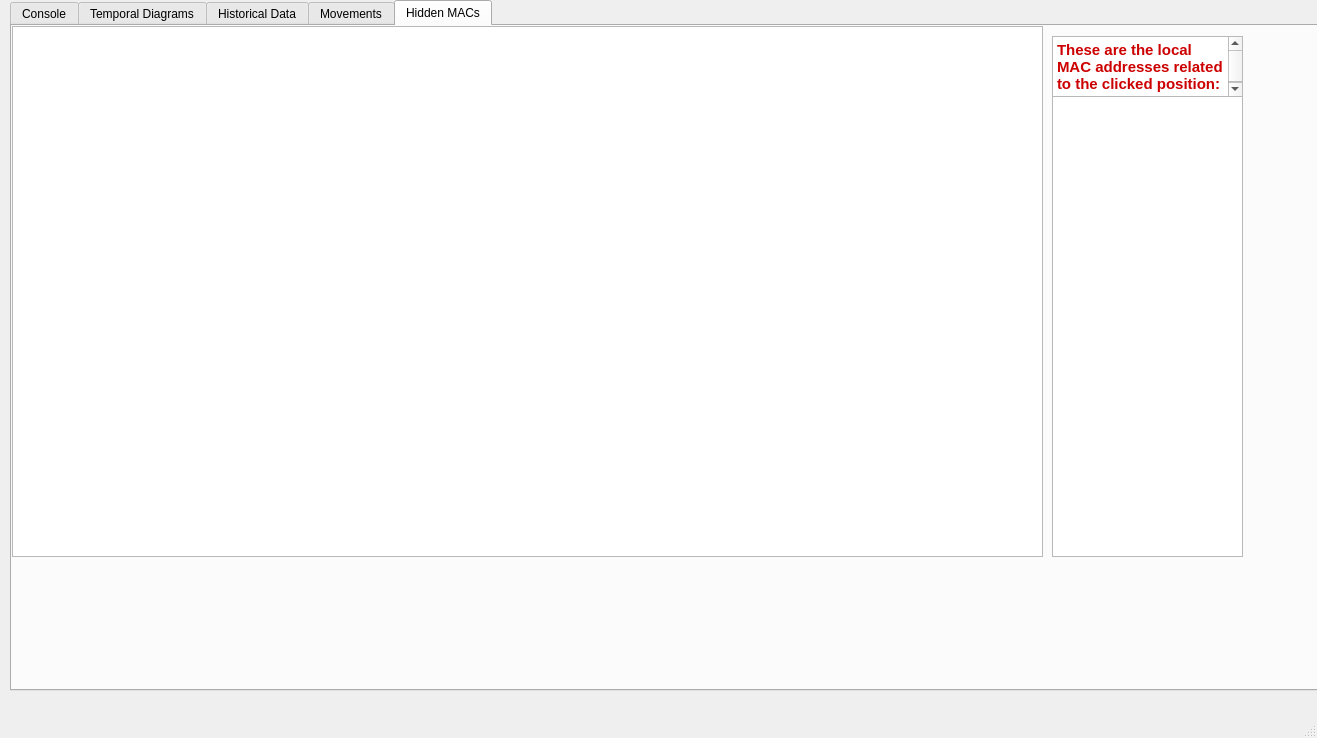
Before: the Qt Designer form mainwindow.ui in Marlowess/PRTS-ESP32-server, drawn with Qt 5.
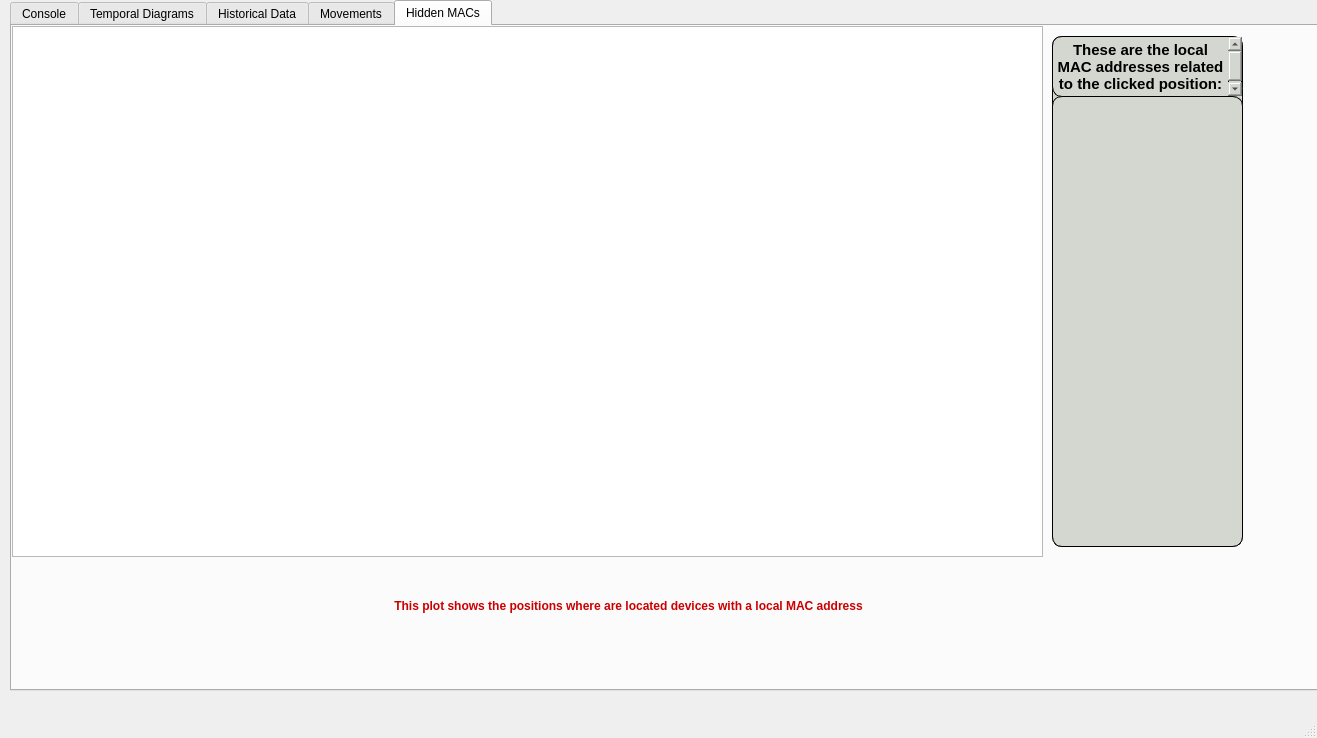
After: the same form once the commit is applied. The open tabs and pages were chosen to show the change. Icons and pictures are not drawn. Custom widgets are drawn as their Qt base class.

Diff of the .ui file:
```diff
--- a/mainwindow.ui
+++ b/mainwindow.ui
@@ -1118,30 +1118,58 @@
        </rect>
       </property>
      </widget>
-     <widget class="QTextBrowser" name="textBrowser">
+     <widget class="QLabel" name="label_25">
+      <property name="geometry">
+       <rect>
+        <x>6</x>
+        <y>570</y>
+        <width>1221</width>
+        <height>20</height>
+       </rect>
+      </property>
+      <property name="font">
+       <font>
+        <weight>75</weight>
+        <bold>true</bold>
+       </font>
+      </property>
+      <property name="styleSheet">
+       <string notr="true">color: rgb(204, 0, 0);</string>
+      </property>
+      <property name="text">
+       <string>This plot shows the positions where are located devices with a local MAC address</string>
+      </property>
+      <property name="alignment">
+       <set>Qt::AlignCenter</set>
+      </property>
+     </widget>
+     <widget class="QFrame" name="frame_2">
       <property name="geometry">
        <rect>
         <x>1040</x>
         <y>10</y>
         <width>191</width>
-        <height>61</height>
+        <height>511</height>
        </rect>
       </property>
-      <property name="html">
-       <string>&lt;!DOCTYPE HTML PUBLIC &quot;-//W3C//DTD HTML 4.0//EN&quot; &quot;http://www.w3.org/TR/REC-html40/strict.dtd&quot;&gt;
-&lt;html&gt;&lt;head&gt;&lt;meta name=&quot;qrichtext&quot; content=&quot;1&quot; /&gt;&lt;style type=&quot;text/css&quot;&gt;
-p, li { white-space: pre-wrap; }
-&lt;/style&gt;&lt;/head&gt;&lt;body style=&quot; font-family:'Ubuntu'; font-size:11pt; font-weight:400; font-style:normal;&quot;&gt;
-&lt;p style=&quot; margin-top:0px; margin-bottom:0px; margin-left:0px; margin-right:0px; -qt-block-indent:0; text-indent:0px;&quot;&gt;&lt;span style=&quot; font-weight:600; color:#cc0000;&quot;&gt;These are the local MAC addresses related to the clicked position:&lt;/span&gt;&lt;/p&gt;&lt;/body&gt;&lt;/html&gt;</string>
+      <property name="styleSheet">
+       <string notr="true">background-color: rgb(211, 215, 207);
+border: 1px solid black; 
+border-radius: 10px</string>
       </property>
-     </widget>
+      <property name="frameShape">
+       <enum>QFrame::StyledPanel</enum>
+      </property>
+      <property name="frameShadow">
+       <enum>QFrame::Raised</enum>
+      </property>
      <widget class="QTextEdit" name="textEdit">
       <property name="geometry">
        <rect>
-        <x>1040</x>
-        <y>70</y>
+         <x>0</x>
+         <y>60</y>
         <width>191</width>
-        <height>461</height>
+         <height>451</height>
        </rect>
       </property>
       <property name="font">
@@ -1151,6 +1179,13 @@
         <bold>true</bold>
        </font>
       </property>
+       <property name="styleSheet">
+        <string notr="true">background-color: rgb(211, 215, 207);
+color: rgb(0, 0, 0);</string>
+       </property>
+       <property name="readOnly">
+        <bool>true</bool>
+       </property>
       <property name="html">
        <string>&lt;!DOCTYPE HTML PUBLIC &quot;-//W3C//DTD HTML 4.0//EN&quot; &quot;http://www.w3.org/TR/REC-html40/strict.dtd&quot;&gt;
 &lt;html&gt;&lt;head&gt;&lt;meta name=&quot;qrichtext&quot; content=&quot;1&quot; /&gt;&lt;style type=&quot;text/css&quot;&gt;
@@ -1158,6 +1193,27 @@
 &lt;/style&gt;&lt;/head&gt;&lt;body style=&quot; font-family:'Tlwg Typewriter'; font-size:11pt; font-weight:600; font-style:normal;&quot;&gt;
 &lt;p align=&quot;center&quot; style=&quot;-qt-paragraph-type:empty; margin-top:0px; margin-bottom:0px; margin-left:0px; margin-right:0px; -qt-block-indent:0; text-indent:0px;&quot;&gt;&lt;br /&gt;&lt;/p&gt;&lt;/body&gt;&lt;/html&gt;</string>
       </property>
+      </widget>
+      <widget class="QTextBrowser" name="textBrowser">
+       <property name="geometry">
+        <rect>
+         <x>0</x>
+         <y>0</y>
+         <width>191</width>
+         <height>61</height>
+        </rect>
+       </property>
+       <property name="styleSheet">
+        <string notr="true">background-color: rgb(211, 215, 207)</string>
+       </property>
+       <property name="html">
+        <string>&lt;!DOCTYPE HTML PUBLIC &quot;-//W3C//DTD HTML 4.0//EN&quot; &quot;http://www.w3.org/TR/REC-html40/strict.dtd&quot;&gt;
+&lt;html&gt;&lt;head&gt;&lt;meta name=&quot;qrichtext&quot; content=&quot;1&quot; /&gt;&lt;style type=&quot;text/css&quot;&gt;
+p, li { white-space: pre-wrap; }
+&lt;/style&gt;&lt;/head&gt;&lt;body style=&quot; font-family:'Ubuntu'; font-size:11pt; font-weight:400; font-style:normal;&quot;&gt;
+&lt;p align=&quot;center&quot; style=&quot; margin-top:0px; margin-bottom:0px; margin-left:0px; margin-right:0px; -qt-block-indent:0; text-indent:0px;&quot;&gt;&lt;span style=&quot; font-weight:600; color:#000000;&quot;&gt;These are the local MAC addresses related to the clicked position:&lt;/span&gt;&lt;/p&gt;&lt;/body&gt;&lt;/html&gt;</string>
+       </property>
+      </widget>
      </widget>
     </widget>
    </widget>
```
Left out of the diff: 30 changed lines with no effect on the pictures. Lines whose indentation alone changed are shown as unchanged.
